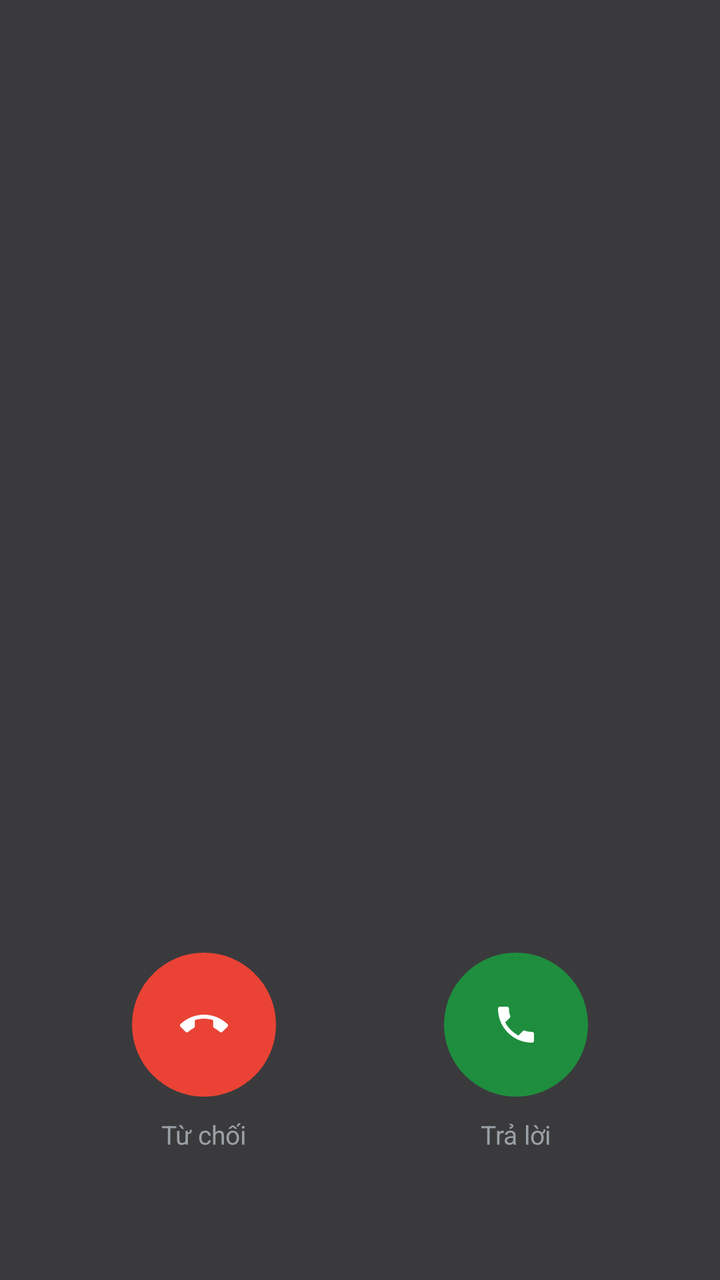
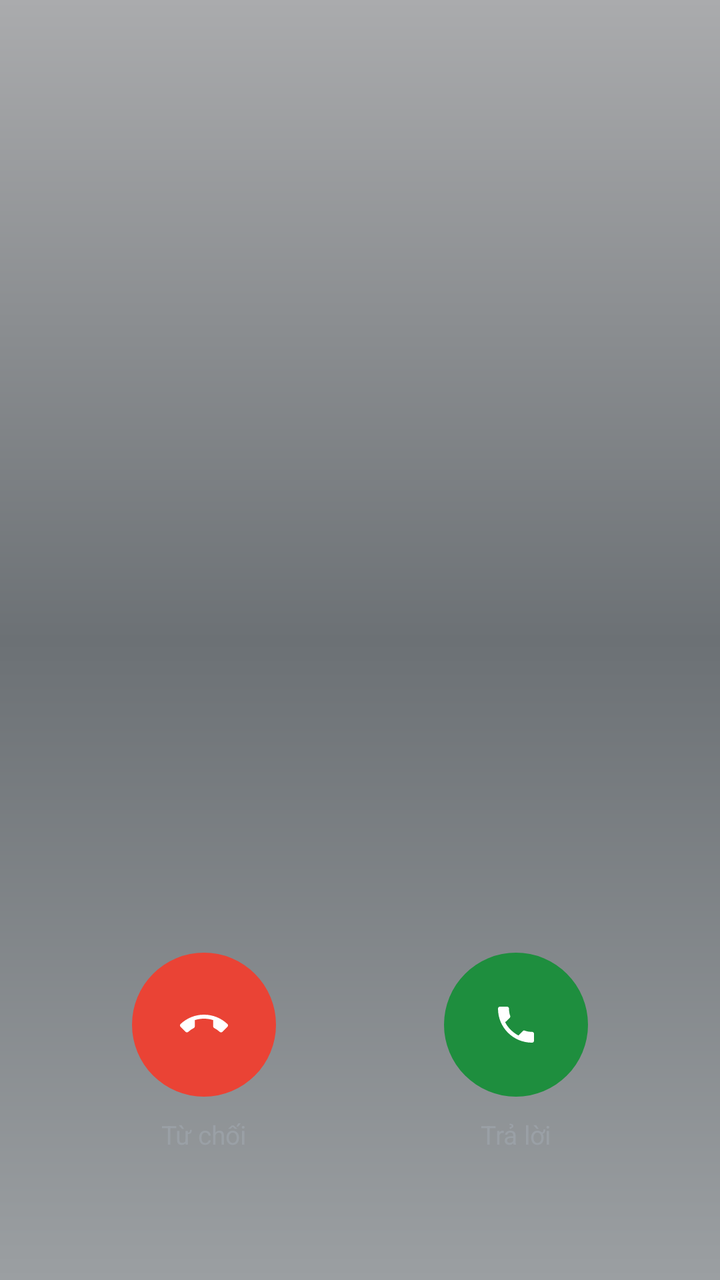

Compare the two renders of this Android layout. The source of the first and the diff that turns it into the second are given below.
<!-- AndroidManifest.xml: activity theme Theme.SimpleCall.InCall -->
<!-- res/layout/activity_in_call.xml -->
<?xml version="1.0" encoding="utf-8"?>
<androidx.constraintlayout.widget.ConstraintLayout
    xmlns:android="http://schemas.android.com/apk/res/android"
    xmlns:app="http://schemas.android.com/apk/res-auto"
    android:layout_width="match_parent"
    android:layout_height="match_parent"
    android:background="@color/incall_bg">


    
    <TextView android:id="@+id/tvCallerName"
        android:layout_width="0dp" android:layout_height="wrap_content"
        android:layout_marginTop="80dp"
        android:layout_marginStart="40dp" android:layout_marginEnd="40dp"
        android:gravity="center"
        android:textColor="@color/text_on_dark" android:textSize="28sp"
        android:fontFamily="sans-serif" android:singleLine="true"
        app:layout_constraintTop_toTopOf="parent"
        app:layout_constraintStart_toStartOf="parent"
        app:layout_constraintEnd_toEndOf="parent"/>

    
    <TextView android:id="@+id/tvCallerNumber"
        android:layout_width="0dp" android:layout_height="wrap_content"
        android:layout_marginTop="0dp"
        android:gravity="center"
        android:textColor="#9AA0A6" android:textSize="14sp"
        android:fontFamily="sans-serif"
        android:visibility="gone"
        app:layout_constraintTop_toBottomOf="@id/tvCallerName"
        app:layout_constraintStart_toStartOf="parent"
        app:layout_constraintEnd_toEndOf="parent"/>


    
    <FrameLayout android:id="@+id/llSimLine"
        android:layout_width="26dp" android:layout_height="26dp"
        android:layout_marginTop="6dp"
        android:visibility="gone"
        app:layout_constraintTop_toBottomOf="@id/tvCallerNumber"
        app:layout_constraintStart_toStartOf="parent"
        app:layout_constraintEnd_toEndOf="parent">

        <ImageView
            android:layout_width="30dp" android:layout_height="30dp"
            android:src="@drawable/ic_sim_card"
            android:tint="#9AA0A6" />

        <TextView android:id="@+id/tvSimBadge"
            android:layout_width="wrap_content" android:layout_height="wrap_content"
            android:layout_gravity="center"
            android:text="2"
            android:textSize="10sp"
            android:textStyle="bold"
            android:textColor="#FFFFFF"
            android:fontFamily="sans-serif-medium" />
    </FrameLayout>

    
    <LinearLayout android:id="@+id/llStatusLine"
        android:layout_width="wrap_content" android:layout_height="wrap_content"
        android:orientation="horizontal" android:gravity="center_vertical"
        android:layout_marginTop="6dp"
        app:layout_constraintTop_toBottomOf="@id/llSimLine"
        app:layout_constraintStart_toStartOf="parent"
        app:layout_constraintEnd_toEndOf="parent">

        <TextView android:id="@+id/tvHdBadge"
            android:layout_width="wrap_content" android:layout_height="18dp"
            android:paddingStart="4dp" android:paddingEnd="4dp"
            android:gravity="center" android:text="HD"
            android:textSize="10sp" android:textColor="#9AA0A6"
            android:background="@drawable/bg_hd_badge"
            android:layout_marginEnd="6dp"
            android:visibility="gone" />

        <TextView android:id="@+id/tvCallStatus"
            android:layout_width="wrap_content" android:layout_height="wrap_content"
            android:textColor="#9AA0A6" android:textSize="14sp"
            android:fontFamily="sans-serif" />
    </LinearLayout>

    
    <LinearLayout android:id="@+id/incomingControls"
        android:layout_width="0dp" android:layout_height="wrap_content"
        android:orientation="horizontal" android:gravity="center"
        android:layout_marginStart="24dp" android:layout_marginEnd="24dp"
        android:layout_marginBottom="64dp"
        app:layout_constraintBottom_toBottomOf="parent"
        app:layout_constraintStart_toStartOf="parent"
        app:layout_constraintEnd_toEndOf="parent">

        <LinearLayout android:layout_width="0dp" android:layout_height="wrap_content"
            android:layout_weight="1" android:orientation="vertical" android:gravity="center">
            <ImageButton android:id="@+id/btnDecline"
                android:layout_width="72dp" android:layout_height="72dp"
                android:background="@drawable/bg_decline_circle"
                android:src="@drawable/ic_call_end"
                android:contentDescription="@string/decline"/>
            <TextView android:layout_width="wrap_content" android:layout_height="wrap_content"
                android:text="Từ chối" android:textColor="#9AA0A6" android:textSize="13sp"
                android:layout_marginTop="10dp" android:fontFamily="sans-serif"/>
        </LinearLayout>

        <LinearLayout android:layout_width="0dp" android:layout_height="wrap_content"
            android:layout_weight="1" android:orientation="vertical" android:gravity="center">
            <ImageButton android:id="@+id/btnAnswer"
                android:layout_width="72dp" android:layout_height="72dp"
                android:background="@drawable/bg_call_circle"
                android:src="@drawable/ic_call"
                android:contentDescription="@string/answer"/>
            <TextView android:layout_width="wrap_content" android:layout_height="wrap_content"
                android:text="Trả lời" android:textColor="#9AA0A6" android:textSize="13sp"
                android:layout_marginTop="10dp" android:fontFamily="sans-serif"/>
        </LinearLayout>
    </LinearLayout>

    
    <LinearLayout android:id="@+id/activeControls"
        android:layout_width="0dp" android:layout_height="wrap_content"
        android:orientation="vertical" android:visibility="gone"
        android:layout_marginStart="16dp" android:layout_marginEnd="16dp"
        android:layout_marginBottom="40dp"
        app:layout_constraintBottom_toBottomOf="parent"
        app:layout_constraintStart_toStartOf="parent"
        app:layout_constraintEnd_toEndOf="parent">

        
        <LinearLayout android:layout_width="match_parent" android:layout_height="wrap_content"
            android:orientation="horizontal" android:gravity="center"
            android:layout_marginBottom="20dp">

            <LinearLayout android:layout_width="0dp" android:layout_height="wrap_content"
                android:layout_weight="1" android:orientation="vertical" android:gravity="center">
                <ImageButton android:id="@+id/btnRecord"
                    android:layout_width="72dp" android:layout_height="72dp"
                    android:background="@android:color/transparent"
                    android:src="@drawable/ic_record_dot"
                    android:contentDescription="@string/start_recording"/>
                <TextView android:id="@+id/tvRecordLabel"
                    android:layout_width="wrap_content" android:layout_height="wrap_content"
                    android:text="@string/start_recording" android:textColor="#9AA0A6" android:textSize="12sp"
                    android:layout_marginTop="6dp" android:fontFamily="sans-serif"/>
            </LinearLayout>

            <LinearLayout android:layout_width="0dp" android:layout_height="wrap_content"
                android:layout_weight="1" android:orientation="vertical" android:gravity="center">
                <ImageButton android:id="@+id/btnMute"
                    android:layout_width="72dp" android:layout_height="72dp"
                    android:background="@android:color/transparent"
                    android:src="@drawable/ic_mic_off"
                    android:contentDescription="Im lặng"/>
                <TextView android:id="@+id/tvMuteLabel"
                    android:layout_width="wrap_content" android:layout_height="wrap_content"
                    android:text="Im lặng" android:textColor="#9AA0A6" android:textSize="12sp"
                    android:layout_marginTop="6dp" android:fontFamily="sans-serif"/>
            </LinearLayout>

            <LinearLayout android:layout_width="0dp" android:layout_height="wrap_content"
                android:layout_weight="1" android:orientation="vertical" android:gravity="center">
                <ImageButton android:id="@+id/btnHold"
                    android:layout_width="72dp" android:layout_height="72dp"
                    android:background="@android:color/transparent"
                    android:src="@drawable/ic_call_hold"
                    android:contentDescription="@string/hold_call"/>
                <TextView android:id="@+id/tvHoldLabel"
                    android:layout_width="wrap_content" android:layout_height="wrap_content"
                    android:text="@string/hold_call" android:textColor="#9AA0A6" android:textSize="12sp"
                    android:layout_marginTop="6dp" android:fontFamily="sans-serif"/>
            </LinearLayout>
        </LinearLayout>

        
        <LinearLayout android:layout_width="match_parent" android:layout_height="wrap_content"
            android:orientation="horizontal" android:gravity="center"
            android:layout_marginBottom="24dp">

            <LinearLayout android:layout_width="0dp" android:layout_height="wrap_content"
                android:layout_weight="1" android:orientation="vertical" android:gravity="center">
                <ImageButton android:id="@+id/btnClarity"
                    android:layout_width="72dp" android:layout_height="72dp"
                    android:background="@android:color/transparent"
                    android:src="@drawable/ic_call_clarity"
                    android:contentDescription="@string/call_clarity"/>
                <TextView android:id="@+id/tvClarityLabel"
                    android:layout_width="wrap_content" android:layout_height="wrap_content"
                    android:text="@string/call_clarity" android:textColor="#9AA0A6" android:textSize="12sp"
                    android:layout_marginTop="6dp" android:fontFamily="sans-serif"/>
            </LinearLayout>

            <LinearLayout android:layout_width="0dp" android:layout_height="wrap_content"
                android:layout_weight="1" android:orientation="vertical" android:gravity="center">
                <ImageButton android:id="@+id/btnAddCall"
                    android:layout_width="72dp" android:layout_height="72dp"
                    android:background="@android:color/transparent"
                    android:src="@drawable/ic_add"
                    android:contentDescription="@string/add_call"/>
                <TextView android:layout_width="wrap_content" android:layout_height="wrap_content"
                    android:text="@string/add_call" android:textColor="#9AA0A6" android:textSize="12sp"
                    android:layout_marginTop="6dp" android:fontFamily="sans-serif"/>
            </LinearLayout>

            <LinearLayout android:layout_width="0dp" android:layout_height="wrap_content"
                android:layout_weight="1" android:orientation="vertical" android:gravity="center">
                <ImageButton android:id="@+id/btnMore"
                    android:layout_width="72dp" android:layout_height="72dp"
                    android:background="@android:color/transparent"
                    android:src="@drawable/ic_expand_more"
                    android:contentDescription="@string/more_options"/>
                <TextView android:layout_width="wrap_content" android:layout_height="wrap_content"
                    android:text="@string/more_options" android:textColor="#9AA0A6" android:textSize="12sp"
                    android:layout_marginTop="6dp" android:fontFamily="sans-serif"/>
            </LinearLayout>
        </LinearLayout>

        
        <GridLayout android:id="@+id/dtmfPanel"
            android:layout_width="match_parent" android:layout_height="wrap_content"
            android:columnCount="3" android:rowCount="4"
            android:visibility="gone"
            android:layout_marginBottom="16dp">

            <androidx.appcompat.widget.AppCompatButton style="@style/KeyBtn" android:text="1" android:tag="1" android:textColor="@color/text_on_dark"/>
            <androidx.appcompat.widget.AppCompatButton style="@style/KeyBtn" android:text="2" android:tag="2" android:textColor="@color/text_on_dark"/>
            <androidx.appcompat.widget.AppCompatButton style="@style/KeyBtn" android:text="3" android:tag="3" android:textColor="@color/text_on_dark"/>
            <androidx.appcompat.widget.AppCompatButton style="@style/KeyBtn" android:text="4" android:tag="4" android:textColor="@color/text_on_dark"/>
            <androidx.appcompat.widget.AppCompatButton style="@style/KeyBtn" android:text="5" android:tag="5" android:textColor="@color/text_on_dark"/>
            <androidx.appcompat.widget.AppCompatButton style="@style/KeyBtn" android:text="6" android:tag="6" android:textColor="@color/text_on_dark"/>
            <androidx.appcompat.widget.AppCompatButton style="@style/KeyBtn" android:text="7" android:tag="7" android:textColor="@color/text_on_dark"/>
            <androidx.appcompat.widget.AppCompatButton style="@style/KeyBtn" android:text="8" android:tag="8" android:textColor="@color/text_on_dark"/>
            <androidx.appcompat.widget.AppCompatButton style="@style/KeyBtn" android:text="9" android:tag="9" android:textColor="@color/text_on_dark"/>
            <androidx.appcompat.widget.AppCompatButton style="@style/KeyBtn" android:text="*" android:tag="*" android:textColor="@color/text_on_dark"/>
            <androidx.appcompat.widget.AppCompatButton style="@style/KeyBtn" android:text="0" android:tag="0" android:textColor="@color/text_on_dark"/>
            <androidx.appcompat.widget.AppCompatButton style="@style/KeyBtn" android:text="#" android:tag="#" android:textColor="@color/text_on_dark"/>
        </GridLayout>

        
        <LinearLayout android:layout_width="match_parent" android:layout_height="wrap_content"
            android:orientation="horizontal" android:gravity="center">

            <LinearLayout android:layout_width="0dp" android:layout_height="wrap_content"
                android:layout_weight="1" android:orientation="vertical" android:gravity="center">
                <ImageButton android:id="@+id/btnSpeaker"
                    android:layout_width="72dp" android:layout_height="72dp"
                    android:background="@android:color/transparent"
                    android:src="@drawable/ic_volume_up"
                    android:contentDescription="@string/speaker"/>
                <TextView android:id="@+id/tvSpeakerLabel"
                    android:layout_width="wrap_content" android:layout_height="wrap_content"
                    android:text="Loa ngoài" android:textColor="#9AA0A6" android:textSize="12sp"
                    android:layout_marginTop="6dp" android:fontFamily="sans-serif"
                    android:visibility="gone"/>
            </LinearLayout>

            <LinearLayout android:layout_width="0dp" android:layout_height="wrap_content"
                android:layout_weight="1" android:orientation="vertical" android:gravity="center">
                <ImageButton android:id="@+id/btnEndCall"
                    android:layout_width="72dp" android:layout_height="72dp"
                    android:background="@drawable/bg_decline_circle"
                    android:src="@drawable/ic_call_end"
                    android:contentDescription="@string/end_call"/>
                <TextView android:layout_width="wrap_content" android:layout_height="wrap_content"
                    android:text="Kết thúc" android:textColor="#9AA0A6" android:textSize="13sp"
                    android:layout_marginTop="10dp" android:fontFamily="sans-serif"
                    android:visibility="gone"/>
            </LinearLayout>

            <LinearLayout android:layout_width="0dp" android:layout_height="wrap_content"
                android:layout_weight="1" android:orientation="vertical" android:gravity="center">
                <ImageButton android:id="@+id/btnDtmf"
                    android:layout_width="72dp" android:layout_height="72dp"
                    android:background="@android:color/transparent"
                    android:src="@drawable/ic_dialpad"
                    android:contentDescription="Bàn phím"/>
                <TextView android:layout_width="wrap_content" android:layout_height="wrap_content"
                    android:text="Bàn phím" android:textColor="#9AA0A6" android:textSize="12sp"
                    android:layout_marginTop="6dp" android:fontFamily="sans-serif"
                    android:visibility="gone"/>
            </LinearLayout>
        </LinearLayout>
    </LinearLayout>

</androidx.constraintlayout.widget.ConstraintLayout>
<!-- resources referenced by this layout -->
<resources>
  <color name="incall_bg">#3A3A3C</color>
  <color name="text_on_dark">#E8EAED</color>
  <!-- drawable bg_call_circle (drawable) -->
  <?xml version="1.0" encoding="utf-8"?>
  <ripple xmlns:android="http://schemas.android.com/apk/res/android"
      android:color="#331E8E3E">
      <item>
          <shape android:shape="oval">
              <solid android:color="@color/btn_call" />
          </shape>
      </item>
  </ripple>
  <!-- drawable bg_decline_circle (drawable) -->
  <?xml version="1.0" encoding="utf-8"?>
  <ripple xmlns:android="http://schemas.android.com/apk/res/android"
      android:color="#33EA4335">
      <item>
          <shape android:shape="oval">
              <solid android:color="@color/btn_decline" />
          </shape>
      </item>
  </ripple>
  <!-- drawable bg_hd_badge (drawable) -->
  <?xml version="1.0" encoding="utf-8"?>
  <shape xmlns:android="http://schemas.android.com/apk/res/android"
      android:shape="rectangle">
      <stroke android:width="1.2dp" android:color="@color/call_log_muted" />
      <corners android:radius="3dp" />
      <solid android:color="@android:color/transparent" />
  </shape>
  <!-- drawable ic_call_hold (drawable) -->
  <?xml version="1.0" encoding="utf-8"?>
  <vector xmlns:android="http://schemas.android.com/apk/res/android"
      android:width="24dp" android:height="24dp"
      android:viewportWidth="24" android:viewportHeight="24">
      <path android:fillColor="@color/text_on_dark"
          android:pathData="M8,6 L11,6 L11,18 L8,18 Z M13,6 L16,6 L16,18 L13,18 Z"/>
  </vector>
  <!-- drawable ic_expand_more (drawable) -->
  <?xml version="1.0" encoding="utf-8"?>
  <vector xmlns:android="http://schemas.android.com/apk/res/android"
      android:width="24dp" android:height="24dp"
      android:viewportWidth="24" android:viewportHeight="24">
      <path android:fillColor="@color/text_on_dark"
          android:pathData="M16.59,8.59L12,13.17 7.41,8.59 6,10l6,6 6,-6z"/>
  </vector>
  <string name="add_call">Thêm cuộc gọi</string>
  <string name="answer">Trả lời</string>
  <string name="call_clarity">Gọi rõ ràng</string>
  <string name="decline">Từ chối</string>
  <string name="end_call">Kết thúc</string>
  <string name="hold_call">Giữ</string>
  <string name="more_options">Thêm</string>
  <string name="speaker">Loa ngoài</string>
  <string name="start_recording">Bắt đầu ghi âm</string>
  <style name="Theme.SimpleCall.InCall" parent="Theme.MaterialComponents.NoActionBar">
          <item name="android:windowBackground">@color/incall_bg</item>
          <item name="android:statusBarColor">@color/incall_bg</item>
          <item name="android:navigationBarColor">@color/incall_bg</item>
          <item name="android:windowLightStatusBar" tools:targetApi="23">false</item>
      </style>
  <color name="btn_call">#1E8E3E</color>
  <color name="btn_decline">#EA4335</color>
  <color name="call_log_muted">#6E7176</color>
  <color name="text_secondary">#9AA0A6</color>
  <color name="text_primary">#E8EAED</color>
  <!-- drawable bg_key (drawable) -->
  <?xml version="1.0" encoding="utf-8"?>
  <ripple xmlns:android="http://schemas.android.com/apk/res/android"
      android:color="@color/key_ripple">
      <item>
          <shape android:shape="oval">
              <solid android:color="@android:color/transparent" />
          </shape>
      </item>
  </ripple>
  <color name="key_ripple">#22FFFFFF</color>
  <!-- unchanged entries left out for length: 10 -->
</resources>

<!-- the commit's change to res/layout/activity_in_call.xml (unified diff, before → after) -->
@@ -4,7 +4,7 @@
     xmlns:app="http://schemas.android.com/apk/res-auto"
     android:layout_width="match_parent"
     android:layout_height="match_parent"
-    android:background="@color/incall_bg">
+    android:background="@drawable/bg_incall_screen">
 
 
     
<!-- resource entries referenced after the edit -->
@@ -29,6 +29,17 @@
       <stroke android:width="1.2dp" android:color="@color/call_log_muted" />
       <corners android:radius="3dp" />
       <solid android:color="@android:color/transparent" />
+  </shape>
+  <!-- drawable bg_incall_screen (drawable) -->
+  <?xml version="1.0" encoding="utf-8"?>
+  <shape xmlns:android="http://schemas.android.com/apk/res/android"
+      android:shape="rectangle">
+      <gradient
+          android:type="linear"
+          android:angle="90"
+          android:startColor="#9B9FA2"
+          android:centerColor="#6C7175"
+          android:endColor="#AAABAD" />
   </shape>
   <!-- drawable ic_call_hold (drawable) -->
   <?xml version="1.0" encoding="utf-8"?>
